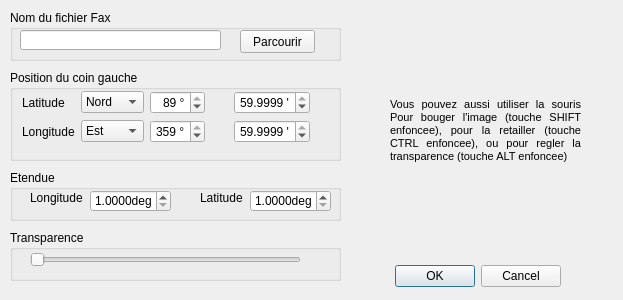
Old version of the form src/Ui/dialogFaxMeteo.ui in the repository nohal/qtVlm.
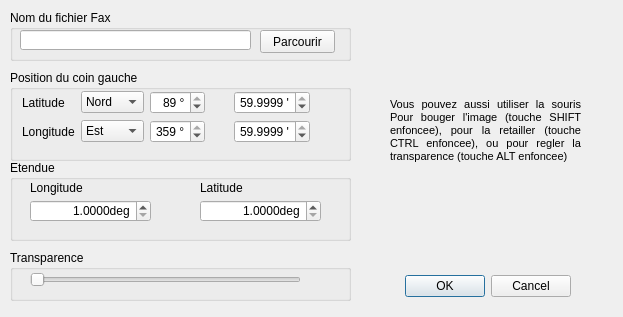
New version of the form.

Commit message: Some cosmetics in meteo faxes Further fixes in grib 4x4 (still not perfect I think) Add choice for interpolation in advanced vlm options

```diff
--- a/src/Ui/dialogFaxMeteo.ui
+++ b/src/Ui/dialogFaxMeteo.ui
@@ -7,7 +7,7 @@
     <x>0</x>
     <y>0</y>
     <width>623</width>
-    <height>300</height>
+    <height>317</height>
    </rect>
   </property>
   <property name="windowTitle">
@@ -16,8 +16,8 @@
   <widget class="QDialogButtonBox" name="buttonBox">
    <property name="geometry">
     <rect>
-     <x>370</x>
-     <y>260</y>
+     <x>380</x>
+     <y>270</y>
      <width>191</width>
      <height>32</height>
     </rect>
@@ -34,7 +34,7 @@
     <rect>
      <x>10</x>
      <y>70</y>
-     <width>331</width>
+     <width>341</width>
      <height>91</height>
     </rect>
    </property>
@@ -225,7 +225,7 @@
     <rect>
      <x>10</x>
      <y>10</y>
-     <width>331</width>
+     <width>341</width>
      <height>51</height>
     </rect>
    </property>
@@ -237,7 +237,7 @@
      <rect>
       <x>10</x>
       <y>20</y>
-      <width>201</width>
+      <width>231</width>
       <height>20</height>
      </rect>
     </property>
@@ -245,7 +245,7 @@
    <widget class="QPushButton" name="Browse">
     <property name="geometry">
      <rect>
-      <x>230</x>
+      <x>250</x>
       <y>20</y>
       <width>75</width>
       <height>23</height>
@@ -260,9 +260,9 @@
    <property name="geometry">
     <rect>
      <x>10</x>
-     <y>170</y>
-     <width>331</width>
-     <height>51</height>
+     <y>160</y>
+     <width>341</width>
+     <height>81</height>
     </rect>
    </property>
    <property name="title">
@@ -271,9 +271,9 @@
    <widget class="QDoubleSpinBox" name="lonRange">
     <property name="geometry">
      <rect>
-      <x>80</x>
-      <y>20</y>
-      <width>81</width>
+      <x>20</x>
+      <y>40</y>
+      <width>121</width>
       <height>22</height>
      </rect>
     </property>
@@ -322,9 +322,9 @@
    <widget class="QDoubleSpinBox" name="latRange">
     <property name="geometry">
      <rect>
-      <x>240</x>
-      <y>20</y>
-      <width>81</width>
+      <x>190</x>
+      <y>40</y>
+      <width>121</width>
       <height>22</height>
      </rect>
     </property>
@@ -349,8 +349,8 @@
    <property name="geometry">
     <rect>
      <x>10</x>
-     <y>230</y>
-     <width>331</width>
+     <y>250</y>
+     <width>341</width>
      <height>51</height>
     </rect>
    </property>
@@ -367,7 +367,7 @@
      </rect>
     </property>
     <property name="maximum">
-     <number>900</number>
+     <number>90</number>
     </property>
     <property name="orientation">
      <enum>Qt::Horizontal</enum>
```
The commit also changes 9 other files.
